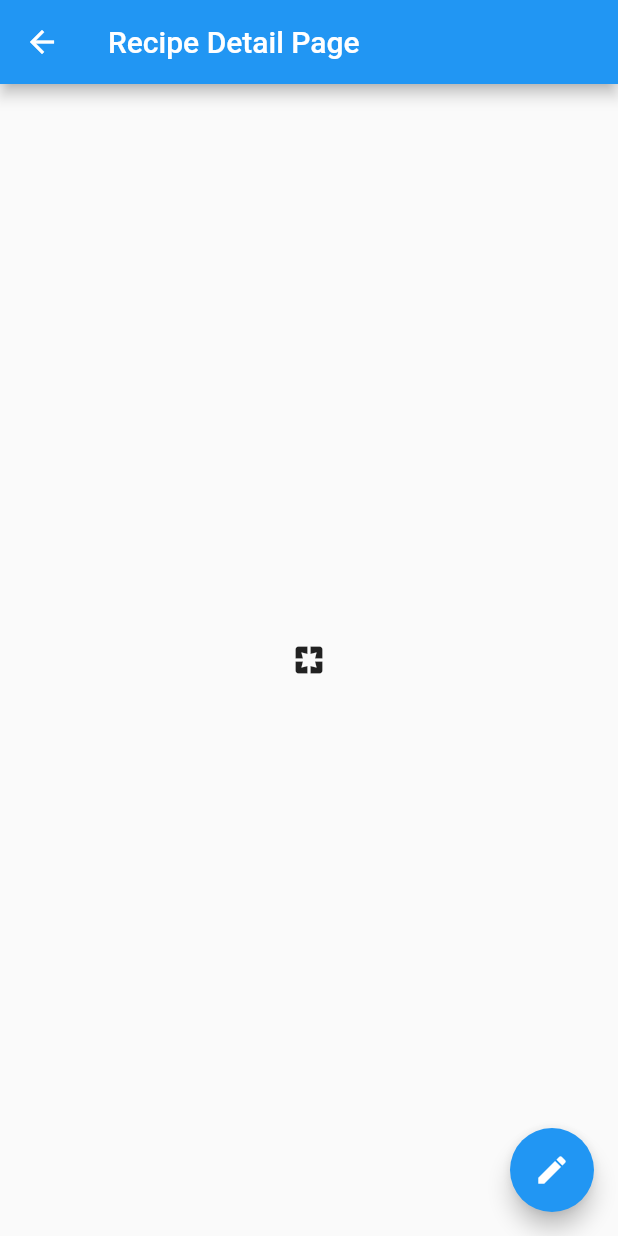
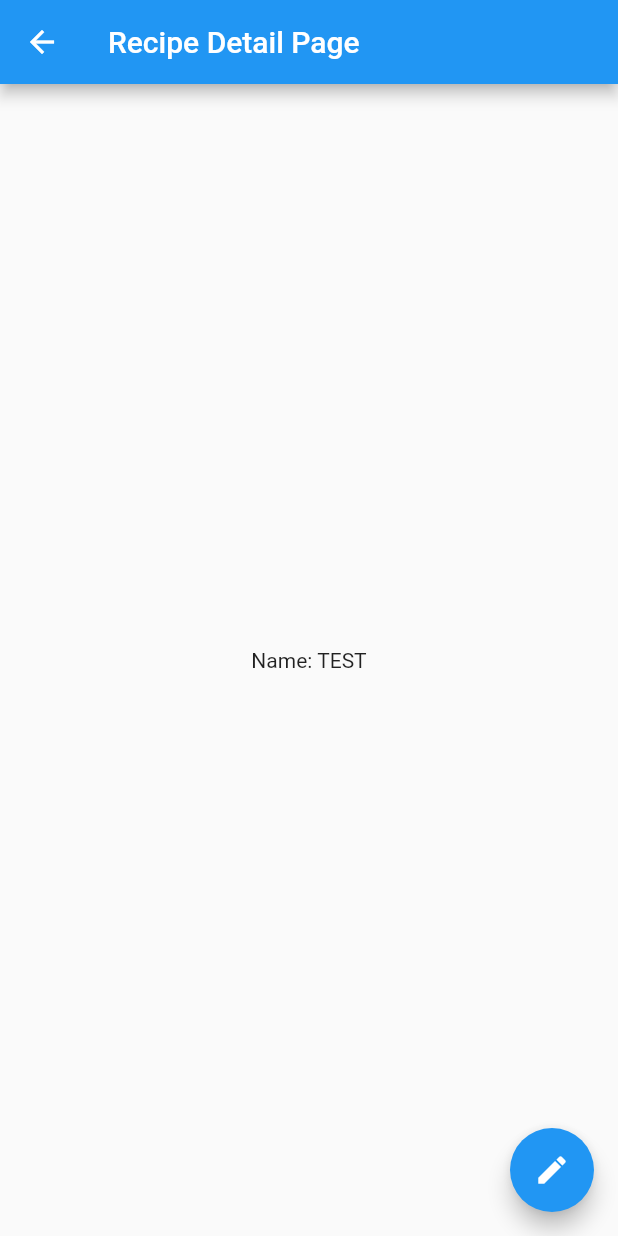
Before and after one commit to McDoogen/spellbook, a Flutter app: the screen it shows after launch, after a tap on "Go to Recipe Detail", on a phone screen of 412 x 824 dp. Run offline on Flutter 3.47's test engine with Material 2 defaults, Android fonts, the light colour scheme and no system bars; our stand-ins replace sqflite; accounts and stored records are empty.

Commit message:
Dummy detail Recipe

```diff
--- /dev/null
+++ b/lib/models/recipe_model.dart
@@ -0,0 +1,30 @@
+class Recipe {
+  final int id;
+  final String title;
+  final String category;
+  final List<String> ingredients;
+  final List<String> processes;
+
+  const Recipe({
+    required this.id,
+    required this.title,
+    required this.category,
+    required this.ingredients,
+    required this.processes,
+  });
+
+  Map<String, dynamic> toMap() {
+    return {
+      'id': id,
+      'title': title,
+      'category': category,
+      'ingredients': ingredients,
+      'processes': processes,
+    };
+  }
+
+  @override
+  String toString() {
+    return 'Recipe{id: $id, title: $title, category: $category, ingredients: $ingredients, processes: $processes}';
+  }
+}
--- a/lib/pages/recipe_detail.dart
+++ b/lib/pages/recipe_detail.dart
@@ -1,8 +1,24 @@
 import 'package:flutter/material.dart';
+import 'package:provider/provider.dart';
+import 'package:spellbook/models/selected_recipe.dart';
 import 'package:spellbook/pages/recipe_editor.dart';
+import 'package:spellbook/models/recipe_model.dart';
+
+/**
+ * ~~~ Page Objectives ~~~
+ * > Show Details of a Recipe Object
+ * > Have a button to navigate to the Recipe Editor Page
+ * > Have a button to return to the Recipe Navigator Page
+ *
+ *
+ * ~~~ State Variables ~~~
+ * > Recipe Object
+ */
 
 class RecipeDetailPage extends StatelessWidget {
-  const RecipeDetailPage({Key? key}) : super(key: key);
+  const RecipeDetailPage({Key? key, required this.recipe}) : super(key: key);
+
+  final Recipe recipe;
 
   void _navigateToEditor(context) {
     Navigator.push(context,
@@ -11,9 +27,10 @@
 
   @override
   Widget build(BuildContext context) {
+    String recipeTitle = recipe.title;
     return Scaffold(
       appBar: AppBar(title: const Text('Recipe Detail Page')),
-      body: const Center(child: Icon(Icons.pages)),
+      body: Center(child: Text('Name: $recipeTitle')),
       floatingActionButton: FloatingActionButton(
           onPressed: () => _navigateToEditor(context),
           child: const Icon(Icons.edit)),
--- a/lib/pages/recipe_navigator.dart
+++ b/lib/pages/recipe_navigator.dart
@@ -1,32 +1,50 @@
 import 'package:flutter/material.dart';
+import 'package:provider/provider.dart';
+import 'package:spellbook/models/selected_recipe.dart';
 import 'package:spellbook/pages/recipe_creator.dart';
 import 'package:spellbook/pages/recipe_detail.dart';
+import 'package:spellbook/models/recipe_model.dart';
 
 class RecipeNavigatorPage extends StatelessWidget {
   const RecipeNavigatorPage({Key? key}) : super(key: key);
+
+  final Recipe testRecipe = const Recipe(
+      id: 1,
+      title: 'TEST',
+      category: 'test',
+      processes: ['test'],
+      ingredients: ['test']);
 
   void _navigateToCreator(context) {
     Navigator.push(context,
         MaterialPageRoute(builder: (context) => const RecipeCreatorPage()));
   }
 
-  void _navigateToDetail(context) {
-    Navigator.push(context,
-        MaterialPageRoute(builder: (context) => const RecipeDetailPage()));
+  void _navigateToDetail(context, recipe) {
+    Navigator.push(
+        context,
+        MaterialPageRoute(
+            builder: (context) => RecipeDetailPage(recipe: recipe)));
   }
 
   @override
   Widget build(BuildContext context) {
-    return Scaffold(
+    return MultiProvider(
+        providers: [
+          ChangeNotifierProvider(create: (context) => SelectedRecipe())
+        ],
+        child: Scaffold(
           appBar: AppBar(title: const Text('Recipe Navigator Page!')),
           body: Center(
               child: ElevatedButton(
             child: const Text('Go to Recipe Detail'),
-        onPressed: () => _navigateToDetail(context),
+            //TODO:DS: place the consumer here and put a Recipe in the Detail view Constructor!
+            //TODO:DS: Or instead, make a fake list and pass the list value. Maybe we don't need provider here
+            onPressed: () => _navigateToDetail(context, testRecipe),
           )),
           floatingActionButton: FloatingActionButton(
               onPressed: () => _navigateToCreator(context),
               child: const Icon(Icons.add)),
-    );
+        ));
   }
 }
```
Also changed, not shown: lib/models/selected_recipe.dart (added, +16 -0 lines). Lines whose indentation alone changed are shown as unchanged.
